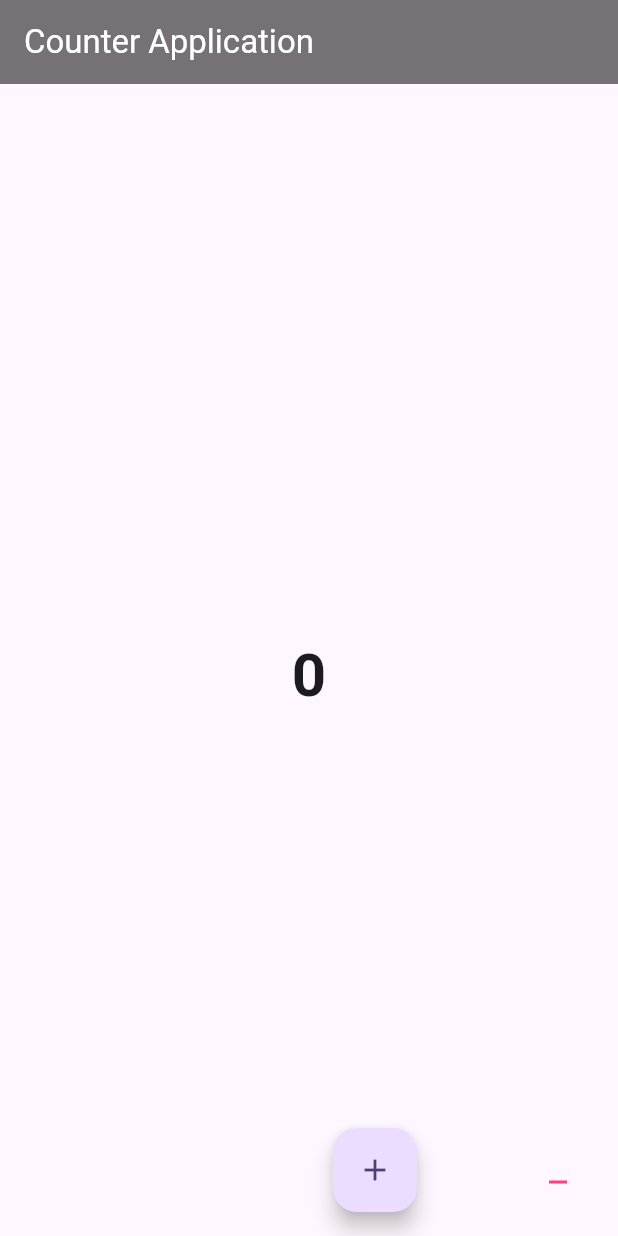
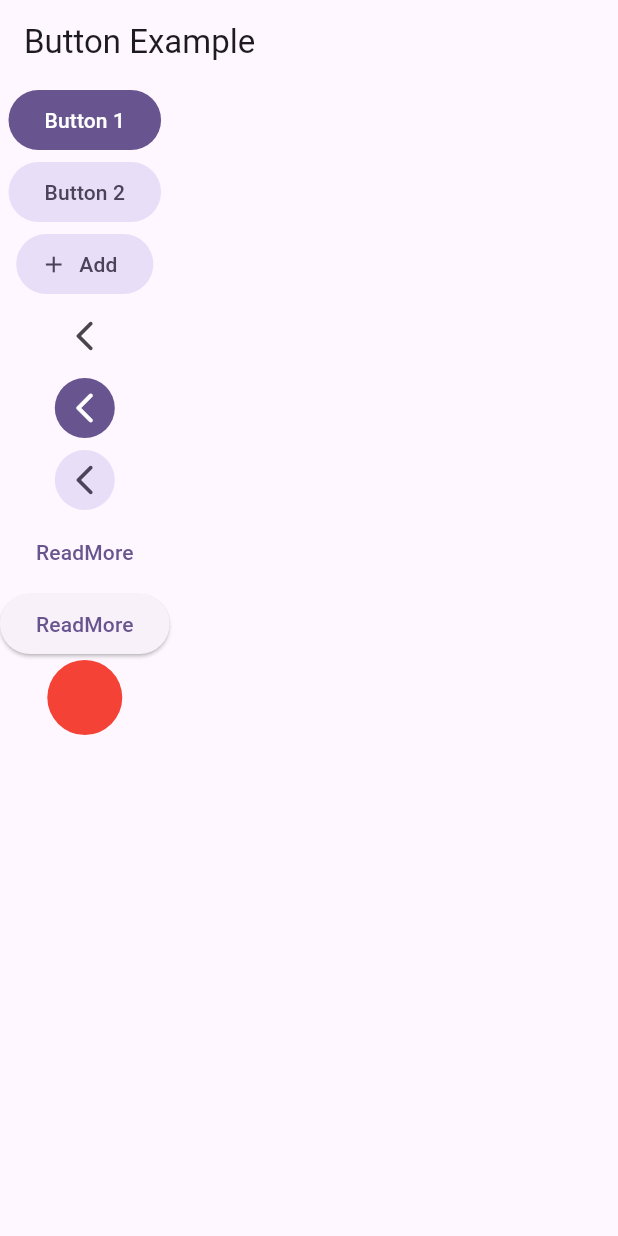
Before and after one commit to sxamip/Flutter-, a Flutter app: the screen it shows after launch, on a phone screen of 412 x 824 dp. Run offline on Flutter 3.47's test engine with Material 3 defaults, Android fonts, the phone set to English and light mode, and no system bars.

Commit message:
Button Gesture and Sizedbox

```diff
--- /dev/null
+++ b/lib/button_example.dart
@@ -0,0 +1,61 @@
+import 'package:flutter/material.dart';
+
+class ButtonExample extends StatelessWidget {
+  const ButtonExample({super.key});
+
+  @override
+  Widget build(BuildContext context) {
+    return Scaffold(
+      appBar: AppBar(title: const Text('Button Example')),
+      body: Column(
+        children: [
+          FilledButton(
+            onPressed: () {},
+            child: Text("Button 1"),
+          ), //filled button
+          FilledButton.tonal(
+            onPressed: () {},
+            child: Text("Button 2"),
+          ), //filledbutton tonal button
+          FilledButton.tonalIcon(
+            onPressed: () {},
+            label: Text("Add"),
+            icon: Icon(Icons.add),
+          ),
+          IconButton(
+            onPressed: () {},
+            icon: Icon(Icons.arrow_back_ios_new_rounded),
+          ),
+          IconButton.filled(
+            onPressed: () {},
+            icon: Icon(Icons.arrow_back_ios_new_rounded),
+          ),
+          IconButton.filledTonal(
+            onPressed: () {},
+            icon: Icon(Icons.arrow_back_ios_new_rounded),
+          ),
+          TextButton(onPressed: () {}, child: Text("ReadMore")),
+          ElevatedButton(onPressed: () {}, child: Text("ReadMore")),
+          GestureDetector(
+            onDoubleTap: () {
+              print("Double Tap");
+            },
+            onLongPress: () {
+              print("Long Press");
+            },
+            //warp with widget and change name
+            child: Container(
+              height: 50,
+              width: 60,
+              decoration: BoxDecoration(
+                color: Colors.red,
+                // borderRadius: BorderRadius.circular(20),
+                shape: BoxShape.circle,
+              ),
+            ),
+          ),
+        ],
+      ),
+    );
+  }
+}
--- a/lib/main.dart
+++ b/lib/main.dart
@@ -1,4 +1,5 @@
 import 'package:flutter/material.dart';
+import 'package:flutter_application_1/button_example.dart';
 import 'package:flutter_application_1/counter_app.dart';
 
 void main() {
@@ -32,7 +33,7 @@ class MyApp extends StatelessWidget {
         colorScheme: ColorScheme.fromSeed(seedColor: Colors.deepPurple),
       ),
       debugShowCheckedModeBanner: false,
-      home: CounterApp(),
+      home: ButtonExample(),
     );
   }
 }
```
